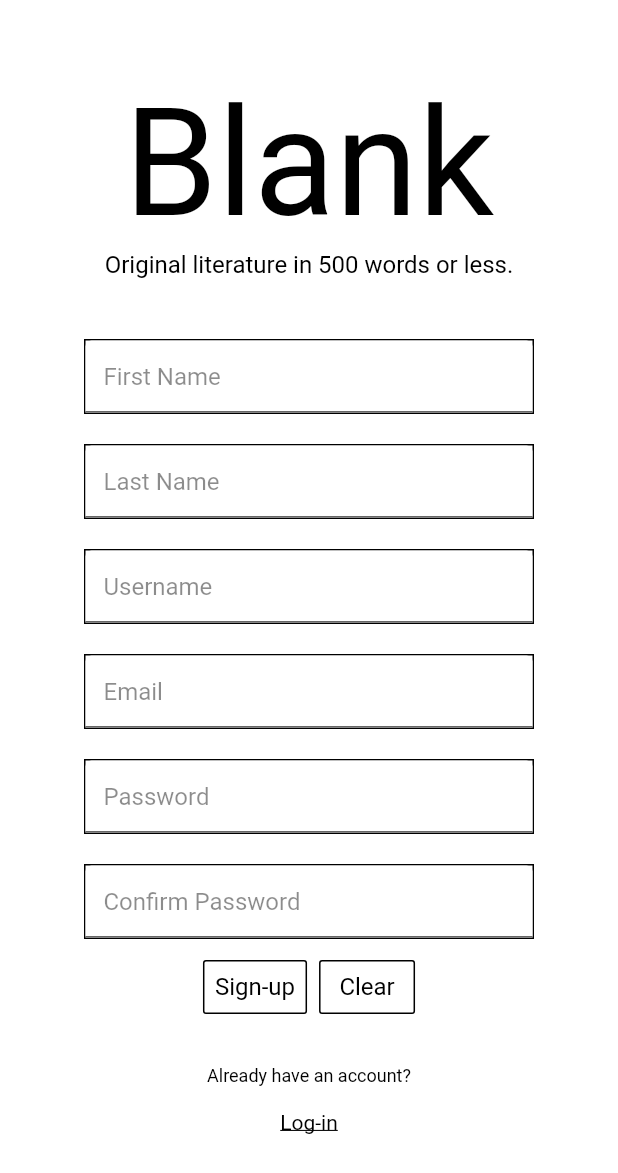
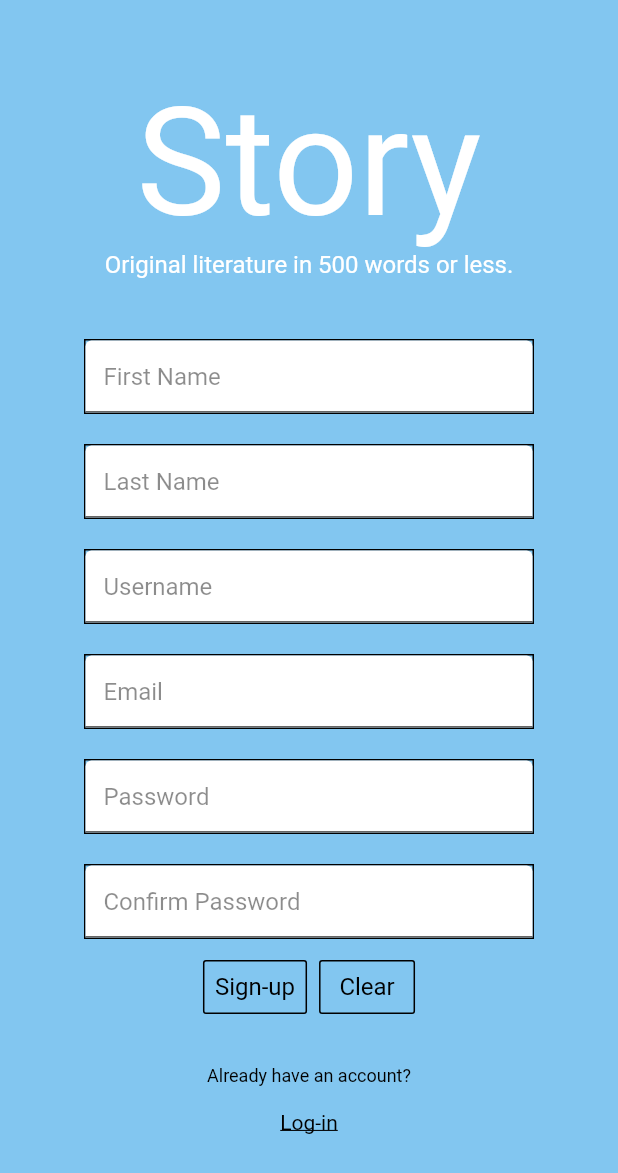
Before and after one commit to Yonigut/stories_app, a Flutter app: the SignUpPage screen opened directly, on a phone screen of 412 x 824 dp. Shown: the top 1173 px of the screen. Run offline on Flutter 3.47's test engine with Material 2 defaults, Android fonts, the phone set to English and light mode, and no system bars; our stand-ins replace cloud_firestore, firebase_auth, firebase_storage, google_sign_in, share; accounts and stored records are empty; Roboto replaces fonts that are missing (Times New Roman); project files that could hold a hidden picture were left out.

```diff
--- a/lib/signup.dart
+++ b/lib/signup.dart
@@ -39,23 +39,23 @@ class _SignUpPageState extends State<SignUpPage> {
     printUserInfo();
 
     return Scaffold(
+      backgroundColor: Color.fromRGBO(130, 198, 240, 80),
       resizeToAvoidBottomInset: false,
       body: Form(
         key: _formKey,
         child: Container(
-          color: Colors.white,
+//          color: Color.fromRGBO(130, 198, 240, 80),
           child: Column(
             mainAxisAlignment: MainAxisAlignment.start,
             children: [
               Container(
-                color: Colors.white,
                 height: 50,
               ),
               Text(
-                'Blank',
+                'Story',
                 style: TextStyle(
                   fontStyle: FontStyle.normal,
-                  color: Colors.black,
+                  color: Colors.white,
                   fontSize: 100,
                   fontFamily: 'Times New Roman',
                 ),
@@ -64,13 +64,12 @@ class _SignUpPageState extends State<SignUpPage> {
                 'Original literature in 500 words or less.',
                 style: TextStyle(
                   fontStyle: FontStyle.normal,
-                  color: Colors.black,
+                  color: Colors.white,
                   fontSize: 16,
                   fontFamily: 'Times New Roman',
                 ),
               ),
               Container(
-                color: Colors.white,
                 height: 40,
               ),
               Container(
@@ -78,6 +77,7 @@ class _SignUpPageState extends State<SignUpPage> {
                 decoration: new BoxDecoration(
                     border: new Border.all(color: Colors.black)),
                 child: TextFormField(
+                  key: Key('sign-up first name'),
                   validator: (input) {
                     if (input.isEmpty) {
                       return 'Please type a first name';
@@ -105,7 +105,6 @@ class _SignUpPageState extends State<SignUpPage> {
                 ),
               ),
               Container(
-                color: Colors.white,
                 height: 20,
               ),
               Container(
@@ -113,6 +112,7 @@ class _SignUpPageState extends State<SignUpPage> {
                 decoration: new BoxDecoration(
                     border: new Border.all(color: Colors.black)),
                 child: TextFormField(
+                  key: Key('sign-up last name'),
                   validator: (input) {
                     if (input.isEmpty) {
                       return 'Please type an last name';
@@ -140,7 +140,6 @@ class _SignUpPageState extends State<SignUpPage> {
                 ),
               ),
               Container(
-                color: Colors.white,
                 height: 20,
               ),
               Container(
@@ -148,6 +147,7 @@ class _SignUpPageState extends State<SignUpPage> {
                 decoration: new BoxDecoration(
                     border: new Border.all(color: Colors.black)),
                 child: TextFormField(
+                  key: Key('sign-up username'),
                   validator: (input) {
                     if (input.length > 30) {
                       return 'Usernames can contain at most thirty characters';
@@ -177,7 +177,6 @@ class _SignUpPageState extends State<SignUpPage> {
               ),
 
               Container(
-                color: Colors.white,
                 height: 20,
               ),
               Container(
@@ -185,6 +184,7 @@ class _SignUpPageState extends State<SignUpPage> {
                 decoration: new BoxDecoration(
                     border: new Border.all(color: Colors.black)),
                 child: TextFormField(
+                  key: Key('sign-up email'),
                   validator: (input) {
                     if (!input.contains('@')) {
                       // TODO: ACTUALLY MAKE A BETTER CHECK FOR A VALID EMAIL
@@ -212,7 +212,6 @@ class _SignUpPageState extends State<SignUpPage> {
                 ),
               ),
               Container(
-                color: Colors.white,
                 height: 20,
               ),
               Container(
@@ -220,6 +219,7 @@ class _SignUpPageState extends State<SignUpPage> {
                 decoration: new BoxDecoration(
                     border: new Border.all(color: Colors.black)),
                 child: TextFormField(
+                  key: Key('sign-up password'),
                   controller: _passwordController,
                   validator: (input) {
                     if (input.length < 6) {
@@ -252,7 +252,6 @@ class _SignUpPageState extends State<SignUpPage> {
                 ),
               ),
               Container(
-                color: Colors.white,
                 height: 20,
               ),
               Container(
@@ -260,6 +259,7 @@ class _SignUpPageState extends State<SignUpPage> {
                 decoration: new BoxDecoration(
                     border: new Border.all(color: Colors.black)),
                 child: TextFormField(
+                  key: Key('sign-up confirm password'),
                   controller: _confirmPasswordController,
                   validator: (input) {
                     if (input != _passwordController.text) {
@@ -288,6 +288,7 @@ class _SignUpPageState extends State<SignUpPage> {
                 alignment: MainAxisAlignment.center,
                 children: [
                   OutlineButton(
+                    key: Key('sign-up button'),
                       onPressed: () {
                         signUp();
                       },
@@ -321,7 +322,6 @@ class _SignUpPageState extends State<SignUpPage> {
                 ],
               ),
               Container(
-                color: Colors.white,
                 height: 20,
               ),
               Column(
```
